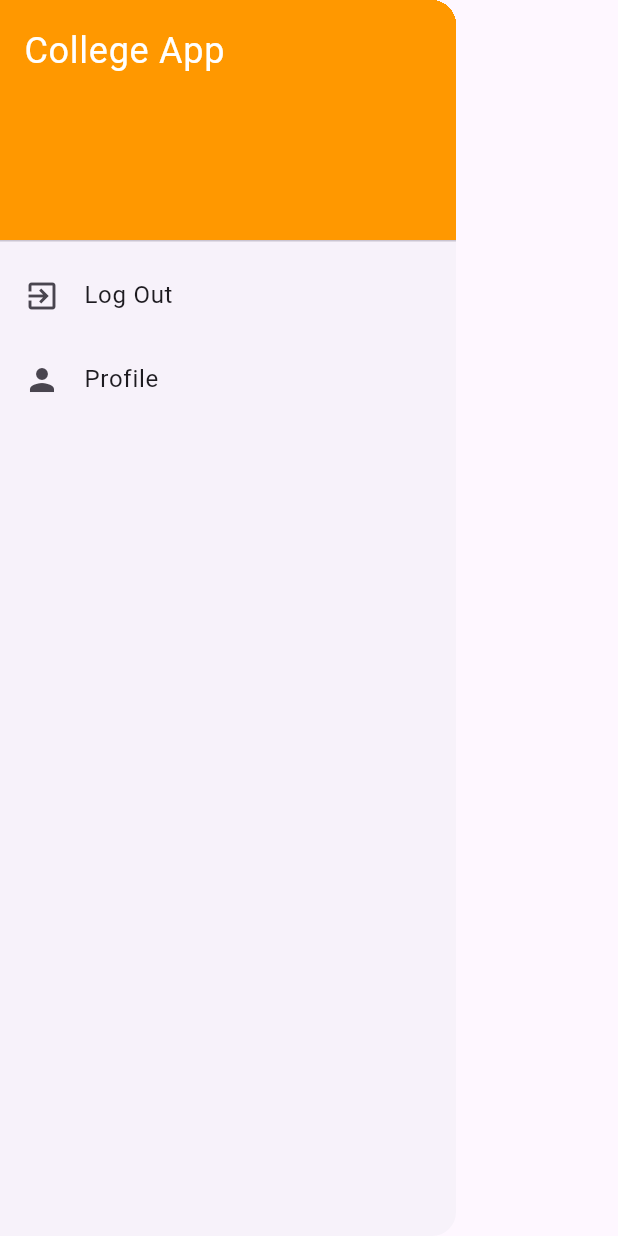
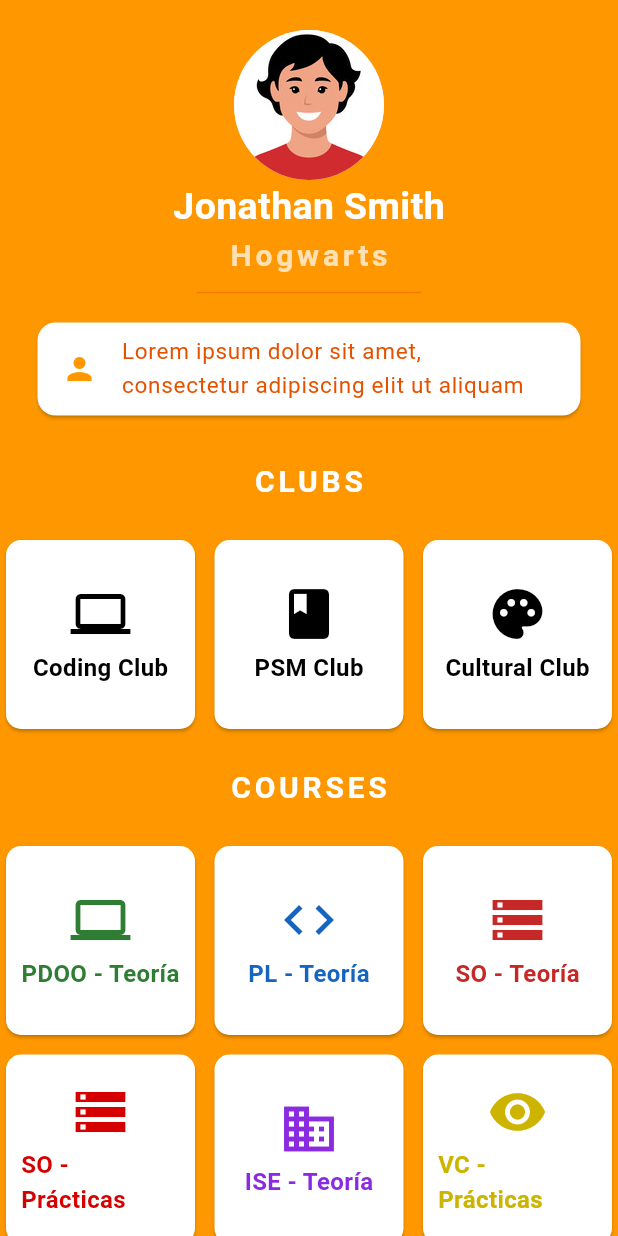
Before and after one commit to pab1s/ETSIIT-info-app, a Flutter app: the SideBar widget shown alone on an empty page, opened directly, after a tap on "Profile", on a phone screen of 412 x 824 dp. Run offline on Flutter 3.47's test engine with Material 3 defaults, Android fonts, the phone set to English and light mode, and no system bars; our stand-ins replace carousel_slider, sensors_plus, syncfusion_flutter_calendar; Roboto replaces fonts that are missing (Montserrat).

Commit message:
Added Profile Page

```diff
--- /dev/null
+++ b/lib/entities/courses.dart
@@ -0,0 +1,66 @@
+import 'package:flutter/material.dart';
+
+class Course {
+  final String title;
+  final IconData icon;
+  final Color color;
+
+  Course({required this.title, required this.icon, required this.color});
+}
+
+class CoursesProvider {
+  static final CoursesProvider _instance = CoursesProvider._internal();
+
+  factory CoursesProvider() {
+    return _instance;
+  }
+
+  CoursesProvider._internal();
+
+  final List<Course> courses = [
+    Course(
+      title: 'PDOO - Teoría',
+      icon: Icons.computer,
+      color: Colors.green[800] ?? Colors.green,
+    ),
+    Course(
+      title: 'PL - Teoría',
+      icon: Icons.code,
+      color: Colors.blue[800] ?? Colors.blue,
+    ),
+    Course(
+      title: 'SO - Teoría',
+      icon: Icons.storage,
+      color: Colors.red[800] ?? Colors.red,
+    ),
+    Course(
+      title: 'SO - Prácticas',
+      icon: Icons.storage,
+      color: Colors.redAccent[700] ?? Colors.redAccent,
+    ),
+    Course(
+      title: 'ISE - Teoría',
+      icon: Icons.business,
+      color: Color.fromARGB(255, 138, 43, 226),
+    ),
+    Course(
+      title: 'VC - Prácticas',
+      icon: Icons.visibility,
+      color: Color.fromARGB(255, 204, 180, 0),
+    ),
+    Course(
+      title: 'ISE - Prácticas',
+      icon: Icons.business,
+      color: Color.fromARGB(255, 138, 43, 226),
+    ),
+    Course(
+      title: 'VC - Teoría',
+      icon: Icons.visibility,
+      color: Color.fromARGB(255, 204, 180, 0),
+    ),
+  ];
+
+  List<Course> getCourses() {
+    return courses;
+  }
+}
--- /dev/null
+++ b/lib/pages/profile_page.dart
@@ -0,0 +1,200 @@
+import 'package:flutter/material.dart';
+import 'package:etsiit_info_app/entities/courses.dart';
+
+void main() {
+  runApp(const MyApp());
+}
+
+class MyApp extends StatelessWidget {
+  const MyApp({super.key});
+
+  @override
+  Widget build(BuildContext context) {
+    return const MaterialApp(
+      title: 'Profile Page',
+      home: ProfilePage(),
+    );
+  }
+}
+
+class ProfilePage extends StatelessWidget {
+  const ProfilePage({super.key});
+
+  @override
+  Widget build(BuildContext context) {
+    final courses = CoursesProvider().getCourses();
+
+    return Scaffold(
+      backgroundColor: Colors.orange,
+      body: SafeArea(
+        child: SingleChildScrollView(
+          child: Column(
+            children: <Widget>[
+              const SizedBox(height: 20),
+              const CircleAvatar(
+                radius: 50,
+                backgroundImage: AssetImage('assets/avatar.jpeg'),
+              ),
+              const Text(
+                'Jonathan Smith',
+                style: TextStyle(
+                  fontFamily: 'Montserrat',
+                  fontSize: 25,
+                  color: Colors.white,
+                  fontWeight: FontWeight.bold,
+                ),
+              ),
+              const Text(
+                'Hogwarts',
+                style: TextStyle(
+                  fontFamily: 'Montserrat',
+                  fontSize: 20,
+                  color: Colors.white70,
+                  letterSpacing: 2.5,
+                  fontWeight: FontWeight.bold,
+                ),
+              ),
+              SizedBox(
+                height: 20,
+                width: 150,
+                child: Divider(
+                  color: Colors.orange.shade700,
+                ),
+              ),
+              Card(
+                  color: Colors.white,
+                  margin: const EdgeInsets.symmetric(
+                      vertical: 10.0, horizontal: 25.0),
+                  child: ListTile(
+                    leading: const Icon(
+                      Icons.person,
+                      color: Colors.orange,
+                    ),
+                    title: Text(
+                      'Lorem ipsum dolor sit amet, consectetur adipiscing elit ut aliquam',
+                      style: TextStyle(
+                        fontFamily: 'Montserrat',
+                        fontSize: 15.0,
+                        color: Colors.orange.shade900,
+                      ),
+                    ),
+                  )),
+              const SizedBox(height: 20),
+              const Text(
+                'CLUBS',
+                style: TextStyle(
+                  fontFamily: 'Montserrat',
+                  color: Colors.white,
+                  fontSize: 20,
+                  letterSpacing: 2.5,
+                  fontWeight: FontWeight.bold,
+                ),
+              ),
+              const SizedBox(height: 20),
+              SizedBox(
+                height: 150, // Set a specific height for the GridView
+                child: GridView.builder(
+                  physics: const NeverScrollableScrollPhysics(),
+                  gridDelegate: const SliverGridDelegateWithFixedCrossAxisCount(
+                    crossAxisCount: 3,
+                    crossAxisSpacing: 5,
+                    mainAxisSpacing: 5,
+                    childAspectRatio: 1,
+                  ),
+                  itemCount: 3, // Number of clubs
+                  itemBuilder: (BuildContext context, int index) {
+                    switch (index) {
+                      case 0:
+                        return const ClubCard(
+                            title: 'Coding Club',
+                            icon: Icons.computer,
+                            color: Colors.black);
+                      case 1:
+                        return const ClubCard(
+                            title: 'PSM Club',
+                            icon: Icons.book,
+                            color: Colors.black);
+                      case 2:
+                        return const ClubCard(
+                            title: 'Cultural Club',
+                            icon: Icons.palette,
+                            color: Colors.black);
+                      default:
+                        return Container();
+                    }
+                  },
+                ),
+              ),
+              const SizedBox(height: 5),
+              const Text(
+                'COURSES',
+                style: TextStyle(
+                  fontFamily: 'Montserrat',
+                  color: Colors.white,
+                  fontSize: 20,
+                  letterSpacing: 2.5,
+                  fontWeight: FontWeight.bold,
+                ),
+              ),
+              const SizedBox(height: 20),
+              GridView.builder(
+                physics: const NeverScrollableScrollPhysics(),
+                shrinkWrap: true,
+                gridDelegate: const SliverGridDelegateWithFixedCrossAxisCount(
+                  crossAxisCount: 3,
+                  crossAxisSpacing: 5,
+                  mainAxisSpacing: 5,
+                  childAspectRatio: 1,
+                ),
+                itemCount: courses.length,
+                itemBuilder: (BuildContext context, int index) {
+                  return ClubCard(
+                    title: courses[index].title,
+                    icon: courses[index].icon,
+                    color: courses[index].color,
+                  );
+                },
+              ),
+              const SizedBox(height: 20),
+            ],
+          ),
+        ),
+      ),
+    );
+  }
+}
+
+class ClubCard extends StatelessWidget {
+  final String title;
+  final IconData icon;
+  final Color color;
+
+  const ClubCard(
+      {super.key,
+      required this.title,
+      required this.icon,
+      required this.color});
+
+  @override
+  Widget build(BuildContext context) {
+    return Card(
+      shape: RoundedRectangleBorder(
+        borderRadius: BorderRadius.circular(10), // Rounded corners
+      ),
+      color: Colors.white, // White background
+      child: Container(
+        padding: const EdgeInsets.all(10),
+        child: Column(
+          mainAxisAlignment: MainAxisAlignment.center,
+          children: <Widget>[
+            Icon(icon, size: 40, color: color),
+            const SizedBox(height: 4),
+            Text(title,
+                style: TextStyle(
+                    color: color, fontSize: 16, fontWeight: FontWeight.bold))
+          ],
+        ),
+      ),
+    );
+  }
+}
--- a/lib/widgets/side_bar.dart
+++ b/lib/widgets/side_bar.dart
@@ -1,5 +1,7 @@
 import 'package:flutter/material.dart';
 import 'package:etsiit_info_app/utils/colors.dart';
+import 'package:etsiit_info_app/pages/profile_page.dart';
+import 'package:etsiit_info_app/pages/login_page.dart';
 
 class SideBar extends StatelessWidget {
   const SideBar({super.key});
@@ -26,14 +28,24 @@ class SideBar extends StatelessWidget {
             leading: const Icon(Icons.exit_to_app),
             title: const Text('Log Out'),
             onTap: () {
-              // Implement Log Out functionality
+              Navigator.push(
+                context,
+                MaterialPageRoute(
+                  builder: (context) => const LoginPage(),
+                ),
+              );
             },
           ),
           ListTile(
             leading: const Icon(Icons.person),
             title: const Text('Profile'),
             onTap: () {
-              // Navigate to Profile Page
+              Navigator.push(
+                context,
+                MaterialPageRoute(
+                  builder: (context) => const ProfilePage(),
+                ),
+              );
             },
           ),
         ],
--- a/pubspec.yaml
+++ b/pubspec.yaml
@@ -68,8 +68,8 @@ flutter:
     - assets/banner.png
     - assets/avatar.jpeg
     - assets/compass.png
-    - assets/tui.jpg
-    - assets/luiscrespo-QR.png
+    #- assets/tui.jpg
+    #- assets/luiscrespo-QR.png
 
   # An image asset can refer to one or more resolution-specific "variants", see
   # https://flutter.dev/assets-and-images/#resolution-aware
```
